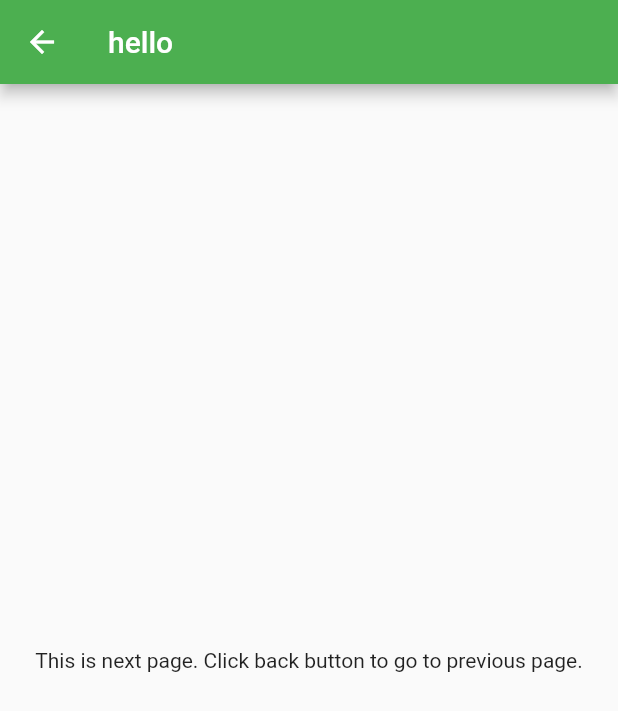
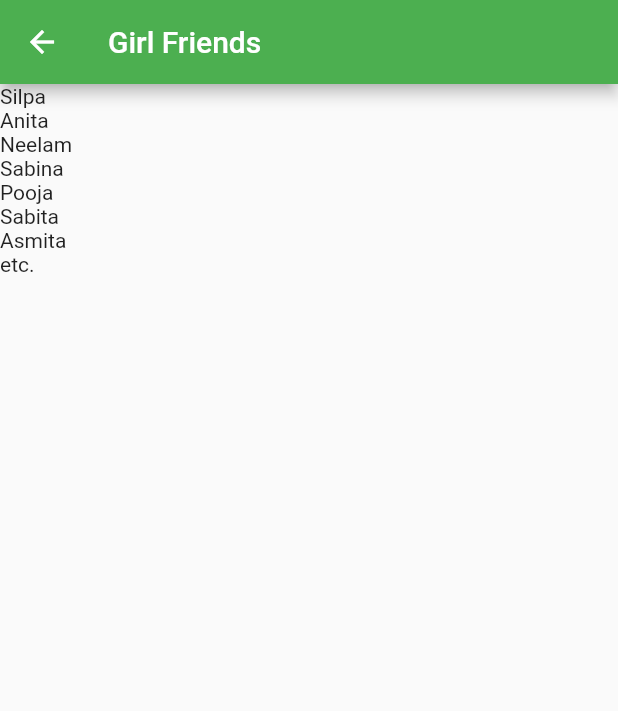
Before and after one commit to neupanesuman/my-family-name-, a Flutter app: the NamePage screen opened directly, on a phone screen of 412 x 824 dp. Shown: the top 711 px of the screen. Run offline on Flutter 3.47's test engine with Material 2 defaults, Android fonts, the light colour scheme and no system bars.

Commit message:
girl friends added

```diff
--- a/lib/name.dart
+++ b/lib/name.dart
@@ -12,15 +12,24 @@ class _NamePageState extends State<NamePage> {
   Widget build(BuildContext context) {
     return Scaffold(
       appBar: AppBar(
-        title: const Text("hello"),
+        title: const Text("Girl Friends"),
         leading: IconButton(
           icon: const Icon(Icons.arrow_back),
           onPressed: () => Navigator.of(context).pop(),
         ),
       ),
-      body: const Center(
-        child: Text(
-            "This is next page. Click back button to go to previous page."),
+      body: Column(
+        crossAxisAlignment: CrossAxisAlignment.start,
+        children: const [
+          Text("Silpa"),
+          Text("Anita"),
+          Text("Neelam"),
+          Text("Sabina"),
+          Text("Pooja"),
+          Text("Sabita"),
+          Text("Asmita"),
+          Text("etc."),
+        ],
       ),
     );
   }
```
